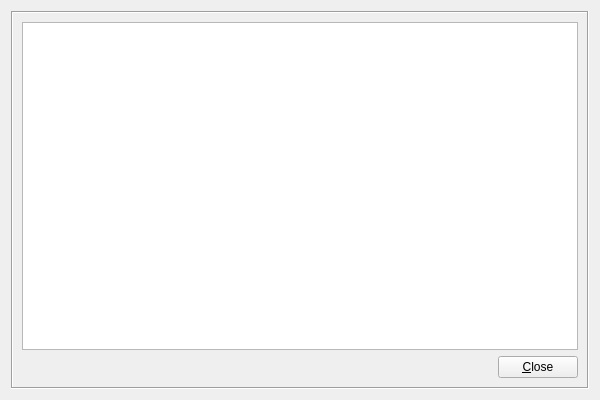
The window that liveos_forge_about.ui (defcon201/ninjaforge-ng) describes before a commit, drawn with Qt 5.
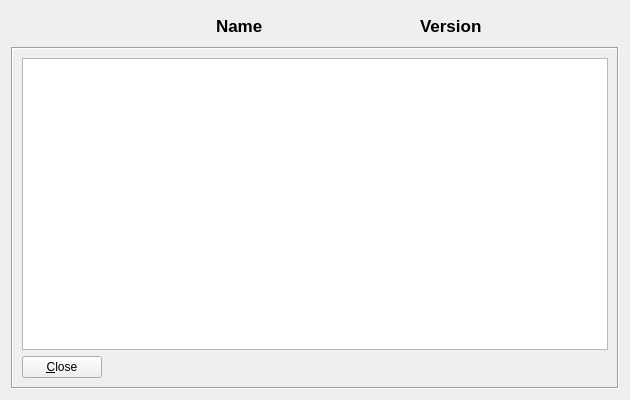
The same window after the commit. Icons and pictures are not drawn.

Commit message: * Branding is now "Ninja Forge", instead of LiveOS Forge. LiveOSSpec 2013 in concept was dead on arival and at best half baked. Branding is less confusing * Overhauled about/help

Diff of the .ui file:
```diff
--- a/liveos_forge_about.ui
+++ b/liveos_forge_about.ui
@@ -6,7 +6,7 @@
    <rect>
     <x>0</x>
     <y>0</y>
-    <width>600</width>
+    <width>630</width>
     <height>400</height>
    </rect>
   </property>
@@ -26,7 +26,7 @@
    <string>LiveOS Forge - About</string>
   </property>
   <layout class="QGridLayout" name="gridLayout_2">
-   <item row="0" column="0">
+   <item row="1" column="0" colspan="3">
     <widget class="QFrame" name="frame_main">
      <property name="sizePolicy">
       <sizepolicy hsizetype="Expanding" vsizetype="Expanding">
@@ -56,7 +56,7 @@
       <number>1</number>
      </property>
      <layout class="QGridLayout" name="gridLayout_3">
-      <item row="0" column="0">
+      <item row="2" column="0">
        <widget class="QPlainTextEdit" name="editbox_about">
         <property name="plainText">
          <string/>
@@ -66,7 +66,7 @@
         </property>
        </widget>
       </item>
-      <item row="2" column="0" alignment="Qt::AlignRight|Qt::AlignBottom">
+      <item row="4" column="0">
        <widget class="QPushButton" name="button_close">
         <property name="sizePolicy">
          <sizepolicy hsizetype="Fixed" vsizetype="Fixed">
@@ -104,6 +104,58 @@
      </layout>
     </widget>
    </item>
+   <item row="0" column="2" alignment="Qt::AlignLeft|Qt::AlignVCenter">
+    <widget class="QLabel" name="label_version">
+     <property name="minimumSize">
+      <size>
+       <width>75</width>
+       <height>30</height>
+      </size>
+     </property>
+     <property name="maximumSize">
+      <size>
+       <width>130</width>
+       <height>30</height>
+      </size>
+     </property>
+     <property name="font">
+      <font>
+       <pointsize>13</pointsize>
+       <weight>75</weight>
+       <bold>true</bold>
+      </font>
+     </property>
+     <property name="text">
+      <string>Version</string>
+     </property>
+    </widget>
+   </item>
+   <item row="0" column="1" alignment="Qt::AlignLeft|Qt::AlignVCenter">
+    <widget class="QLabel" name="label_name">
+     <property name="minimumSize">
+      <size>
+       <width>75</width>
+       <height>30</height>
+      </size>
+     </property>
+     <property name="maximumSize">
+      <size>
+       <width>130</width>
+       <height>30</height>
+      </size>
+     </property>
+     <property name="font">
+      <font>
+       <pointsize>13</pointsize>
+       <weight>75</weight>
+       <bold>true</bold>
+      </font>
+     </property>
+     <property name="text">
+      <string>Name</string>
+     </property>
+    </widget>
+   </item>
   </layout>
  </widget>
  <resources/>
```
Left out of the diff: 2 changed lines with no effect on the pictures. The commit also changes 3 other files.
